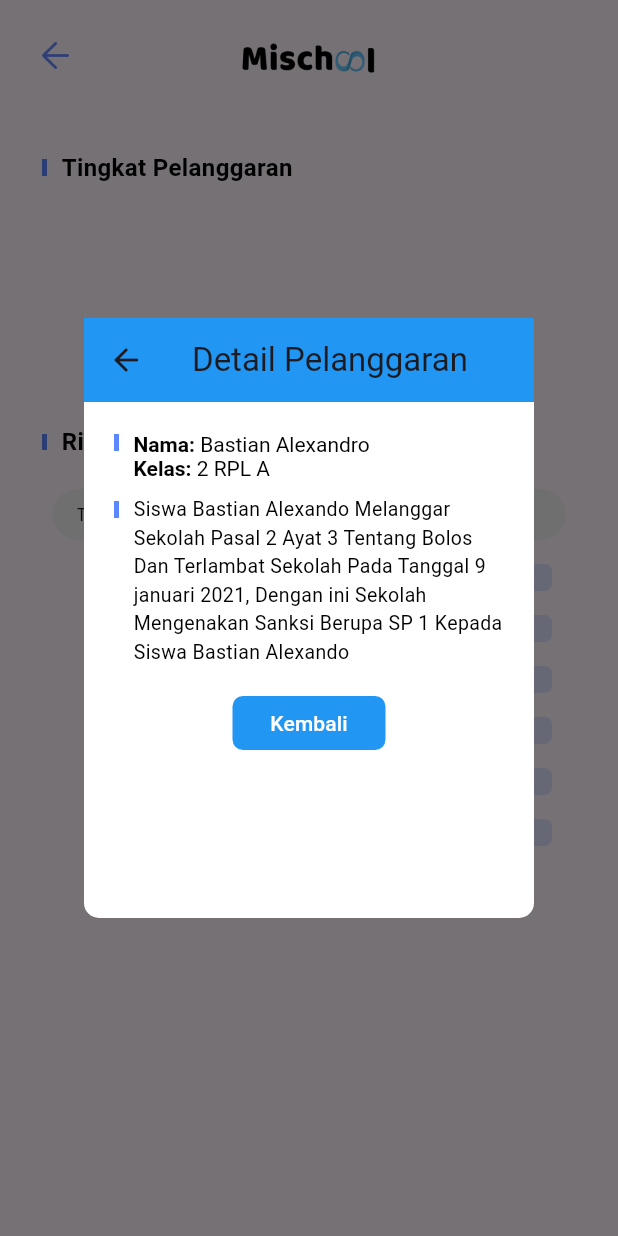
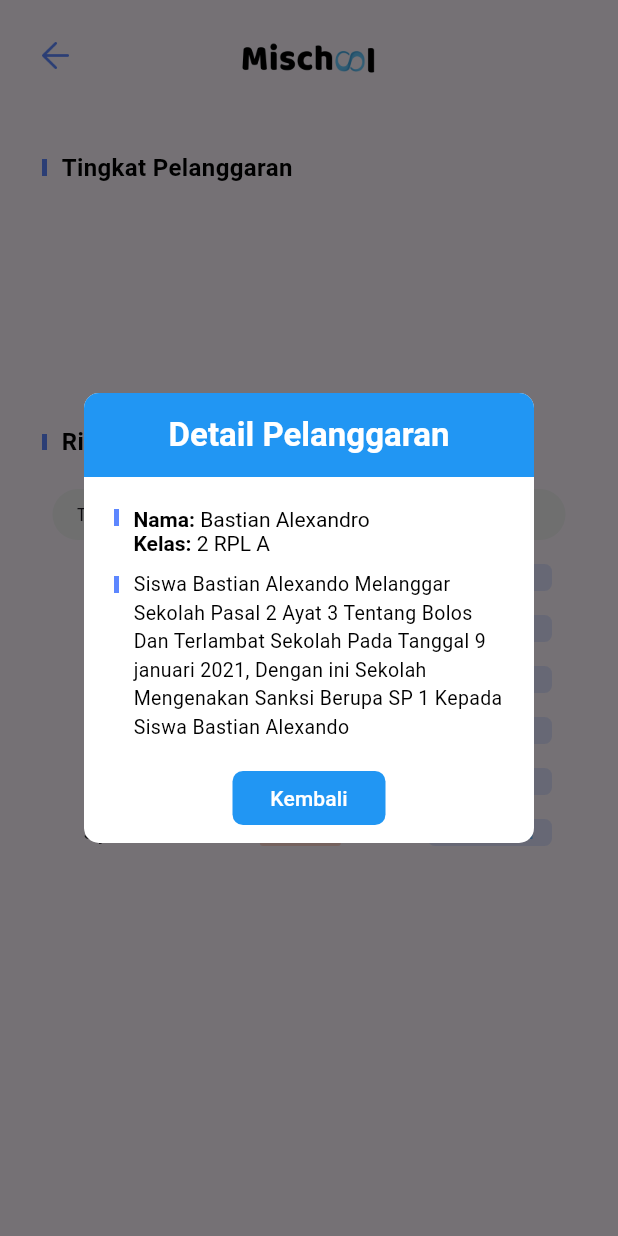
Before and after one commit to Fajrulll/mischool, a Flutter app: the Pelanggaran screen opened directly, after a tap on "Tampilkan", on a phone screen of 412 x 824 dp. Run offline on Flutter 3.47's test engine with Material 3 defaults, Android fonts, the phone set to English and light mode, and no system bars; our stand-ins replace curved_navigation_bar, google_fonts.

Commit message:
detail pelanggaran

```diff
--- a/lib/pelanggaran.dart
+++ b/lib/pelanggaran.dart
@@ -25,13 +25,28 @@ class _Pelanggaran_mentorState extends State<Pelanggaran> {
               ),
               child: SizedBox(
                 width: 300, // Atur lebar dialog
-              height: 400, // Atur tinggi dialog
+                height: 300, // Atur tinggi dialog
                 child: Column(
                   mainAxisSize: MainAxisSize.min,
                   children: <Widget>[
                     AppBar(
                       backgroundColor: Colors.blue,
-                    title: Text('Detail Pelanggaran'),
+                      automaticallyImplyLeading:
+                          false, // Menghilangkan tombol back
+                      title: Text(
+                        'Detail Pelanggaran',
+                        style: TextStyle(
+                          color: Colors.white,
+                          fontWeight: FontWeight.bold,
+                        ),
+                      ),
+                      centerTitle: true, // Memposisikan judul di tengah
+                      shape: RoundedRectangleBorder(
+                        borderRadius: BorderRadius.only(
+                          topLeft: Radius.circular(10),
+                          topRight: Radius.circular(10),
+                        ),
+                      ),
                     ),
                     Container(
                       padding: EdgeInsets.all(20.0),
@@ -148,8 +163,6 @@ class _Pelanggaran_mentorState extends State<Pelanggaran> {
       },
     );
   }
-
-
 
   @override
   Widget build(BuildContext context) {
```
Lines whose indentation alone changed are shown as unchanged.
